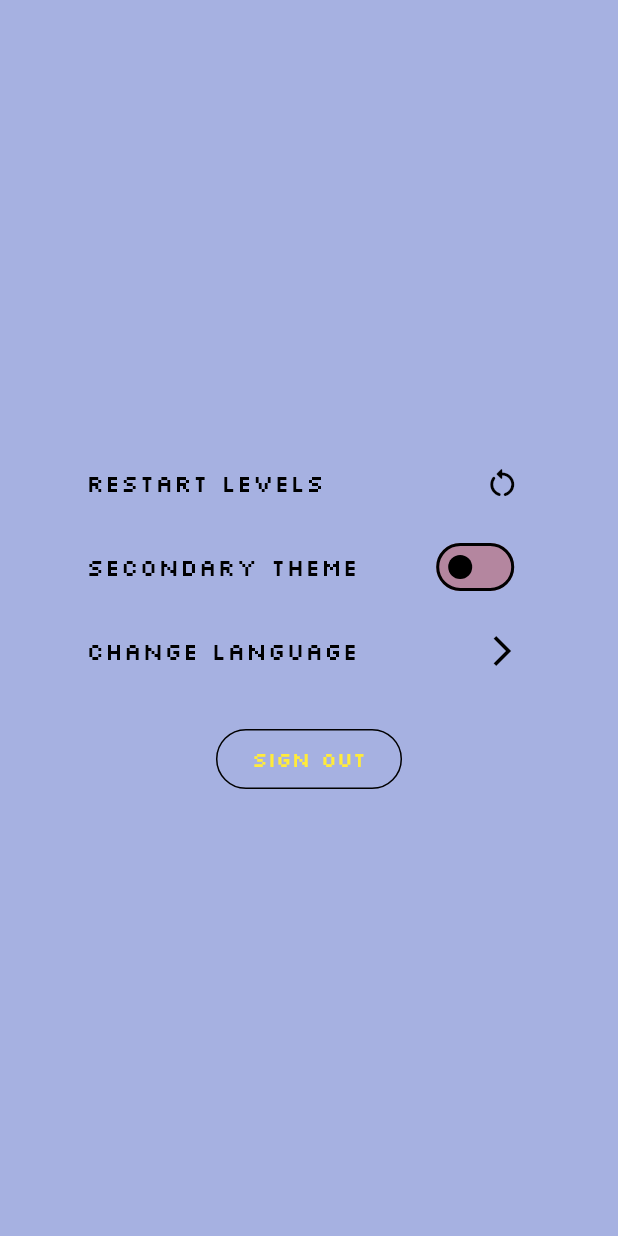
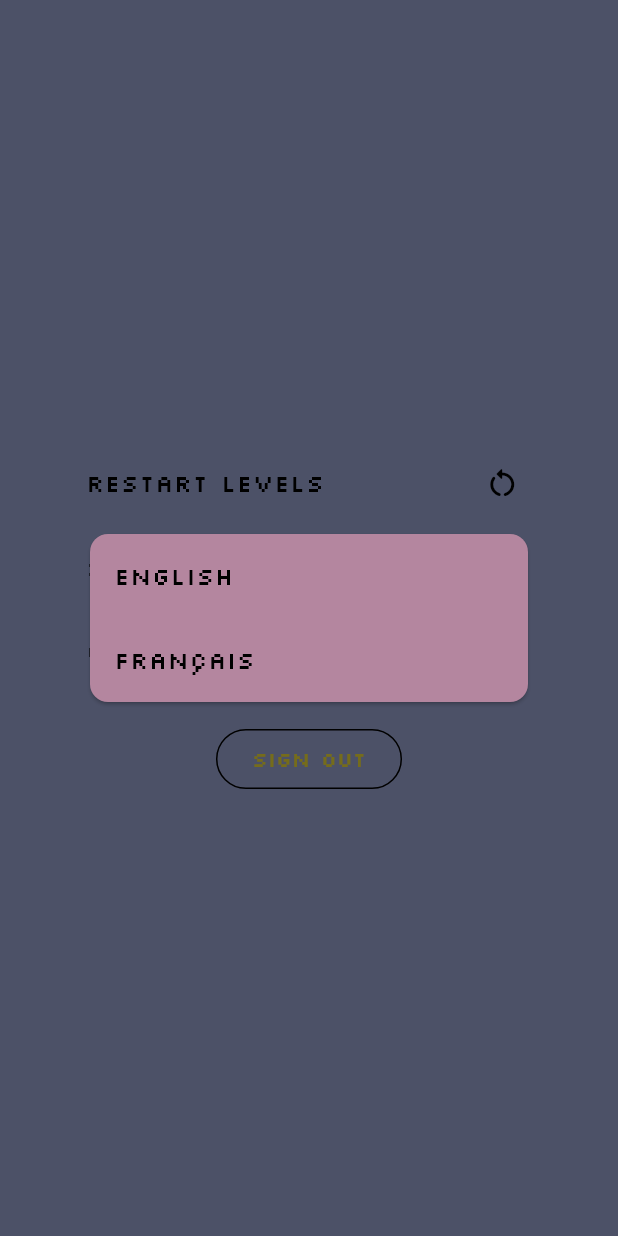
Before and after one commit to Zouuabi/kalonga, a Flutter app: the SettingsPage widget shown alone on an empty page, opened directly, after a tap on "Change Language", on a phone screen of 412 x 824 dp. Run offline on Flutter 3.47's test engine with Material 3 defaults, Android fonts, the phone set to English and light mode, and no system bars; our stand-ins replace device_preview, equatable, flutter_bloc, get_it, shared_preferences; accounts and stored records are empty; generated files the repository leaves out were written again.

Commit message:
settings page , change language added

```diff
--- a/lib/src/presentation/navigation/views/settings_page.dart
+++ b/lib/src/presentation/navigation/views/settings_page.dart
@@ -35,7 +35,9 @@ class SettingsPage extends StatelessWidget {
           ListTile(
             title: Text(AppLocalizations.of(context)!.changeLanguage),
             trailing: const Icon(Icons.arrow_forward_ios),
-            onTap: () {},
+            onTap: () {
+              _showLanguageDialog(context);
+            },
           ),
           const SizedBox(height: 20),
           OutlinedButton(
@@ -53,4 +55,42 @@ class SettingsPage extends StatelessWidget {
       ),
     );
   }
+
+  void _showLanguageDialog(BuildContext context) {
+    showDialog(
+      context: context,
+      builder: (BuildContext context) {
+        return Column(mainAxisAlignment: MainAxisAlignment.center, children: [
+          SizedBox(
+            width: 300,
+            child: Card(
+              child: Column(
+                mainAxisSize: MainAxisSize.min,
+                children: <Widget>[
+                  ListTile(
+                    title: const Text('English'),
+                    onTap: () {
+                      context
+                          .read<AppCubit>()
+                          .changeLanguage(languageCode: 'en');
+                      Navigator.of(context).pop();
+                    },
+                  ),
+                  ListTile(
+                    title: const Text('Français'),
+                    onTap: () {
+                      context
+                          .read<AppCubit>()
+                          .changeLanguage(languageCode: 'fr');
+                      Navigator.of(context).pop();
+                    },
+                  ),
+                ],
+              ),
+            ),
+          ),
+        ]);
+      },
+    );
+  }
 }
```
